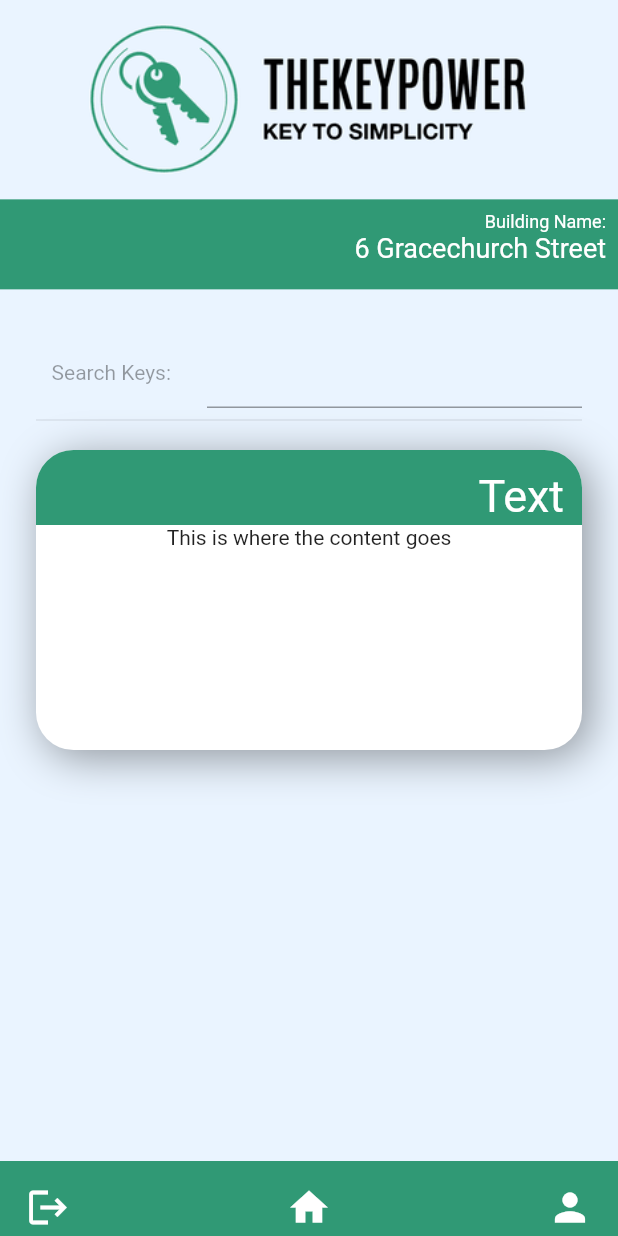
After one commit to HarryVipower/thekeypower_ui_building, a Flutter app: the OutstandingKeys screen opened directly, on a phone screen of 412 x 824 dp. The commit adds this screen. Run offline on Flutter 3.47's test engine with Material 2 defaults, Android fonts, the phone set to English and light mode, and no system bars; our stand-ins replace geolocator, qr_flutter; missing offline and left inert: flutter_barcode_scanner, mobile_scanner.

Commit message:
built UI's for login, registration, and began building the cards for outstanding keys (can be reused for almost every other 'list' page)

```diff
--- a/lib/homepage.dart
+++ b/lib/homepage.dart
@@ -7,6 +7,7 @@ import 'package:flutter/material.dart';
 import 'package:flutter/services.dart';
 import 'package:flutter_barcode_scanner/flutter_barcode_scanner.dart';
 import 'package:qr_flutter/qr_flutter.dart';
+import 'package:test_qr_code/outstanding_keys.dart';
 import 'package:test_qr_code/qr_code_handling.dart';
 import 'package:test_qr_code/qr_view_in_window.dart';
 
@@ -148,7 +149,10 @@ class _HomePageState extends State<HomePage> with SingleTickerProviderStateMixin
             );
           }
           else if (destination == 'outstandingkeys') {
-            ScaffoldMessenger.of(context).showSnackBar(const SnackBar(content: Text('Going to outstanding keys!'),));
+            Navigator.push(
+              context,
+              MaterialPageRoute(builder: (context) => const OutstandingKeys(title: 'Title')),
+            );
           }
           else if (destination == 'returnkey') {
             ScaffoldMessenger.of(context).showSnackBar(const SnackBar(content: Text('Going to return key'),));
--- /dev/null
+++ b/lib/outstanding_keys.dart
@@ -0,0 +1,125 @@
+
+import 'dart:developer';
+import 'dart:math' as m;
+
+import 'package:flutter/cupertino.dart';
+import 'package:flutter/material.dart';
+import 'package:flutter/services.dart';
+import 'package:flutter_barcode_scanner/flutter_barcode_scanner.dart';
+import 'package:qr_flutter/qr_flutter.dart';
+import 'package:test_qr_code/qr_code_handling.dart';
+import 'package:test_qr_code/qr_view_in_window.dart';
+import 'package:test_qr_code/records_model.dart';
+
+import 'header_footer.dart';
+import 'homepage.dart';
+import 'login.dart';
+
+class OutstandingKeys extends StatefulWidget {
+  const OutstandingKeys({super.key, required this.title,});
+  final String title;
+
+  @override
+  State<OutstandingKeys> createState() => _OutstandingKeysState();
+}
+
+class _OutstandingKeysState extends State<OutstandingKeys> with SingleTickerProviderStateMixin {
+  GlobalKey key = GlobalKey();
+  TextEditingController searchController = TextEditingController();
+
+  //Temp record created just to test the layout of the cards
+  Record testRecord = Record(
+    keyCode: 'SO2os02DAprmpaatr1po',
+    visitorName: 'Harry Owen',
+    visitorEmail: 'harry@vipower.co.uk',
+    visitorCompany: 'Vipower Limited',
+    visitorPhoneNo: '02582919284',
+    issueTime: DateTime.now(),
+  );
+
+  Widget displayCard() {
+    return Container(
+      width: double.infinity,
+      height: 200,
+      decoration: const BoxDecoration(
+          borderRadius: BorderRadius.all(Radius.circular(25)),
+          color: Colors.white,
+          boxShadow: [
+            BoxShadow(
+                color: Colors.black38,
+                offset: Offset(5.0, 5.0),
+                blurRadius: 24.0
+            )
+          ]
+      ),
+      child: Column(
+        mainAxisAlignment: MainAxisAlignment.start,
+        children: [
+          Stack(
+            children: [
+              Align(
+                alignment: Alignment.topCenter,
+                child: Container(
+                  width: double.infinity, height: 50,
+                  decoration: BoxDecoration(
+                      borderRadius: const BorderRadius.only(topLeft: Radius.circular(25), topRight: Radius.circular(25)),
+                      color: appColour()
+                  ),
+                  child: const Padding(
+                    padding: EdgeInsets.only(top: 12, right: 12),
+                    child: Align(
+                        alignment: Alignment.centerRight, child: Text('Text', style: TextStyle(color: Colors.white, fontSize: 30),)
+                    ),
+                  ),
+                ),
+              ),
+            ],
+          ),
+          const Text('This is where the content goes'),
+        ],
+      ),
+    );
+  }
+
+  Widget searchBar() {
+    return Row(
+      mainAxisAlignment: MainAxisAlignment.end,
+      children: [
+        const Text('Search Keys:', style: TextStyle(color: Colors.black38,),),
+        const SizedBox(width: 24.0,),
+        SizedBox(
+          width: 250,
+          child: TextField(
+            controller: searchController,
+          ),
+        )
+      ],
+    );
+  }
+
+  @override
+  Widget build(BuildContext context) {
+    return Scaffold(
+      drawer: drawer(context),
+      backgroundColor: const Color.fromRGBO(234, 244, 255, 1),
+      resizeToAvoidBottomInset: true,
+      bottomNavigationBar: footer(context),
+      body: ListView(
+        children: [
+          header(),
+          Padding(
+            padding: const EdgeInsets.all(24.0),
+            child: Column(
+              children: [
+                searchBar(),
+                const Divider(),
+                const SizedBox(height: 12.0,),
+                displayCard(),
+              ],
+            )
+          )
+        ],
+      ),
+    );
+  }
+}
--- /dev/null
+++ b/lib/records_model.dart
@@ -0,0 +1,21 @@
+import 'dart:core';
+
+class Record {
+  String? keyCode;
+  String? visitorName;
+  String? visitorEmail;
+  String? visitorCompany;
+  String? visitorPhoneNo;
+  DateTime? issueTime;
+  DateTime? returnTime;
+
+  Record({
+    this.keyCode,
+    this.visitorName,
+    this.visitorEmail,
+    this.visitorCompany,
+    this.visitorPhoneNo,
+    this.issueTime,
+    this.returnTime,
+  });
+}
```
Also changed, not shown: lib/header_footer.dart (+32 -0 lines), lib/login.dart (+33 -6 lines), lib/register.dart (added, +156 -0 lines).
